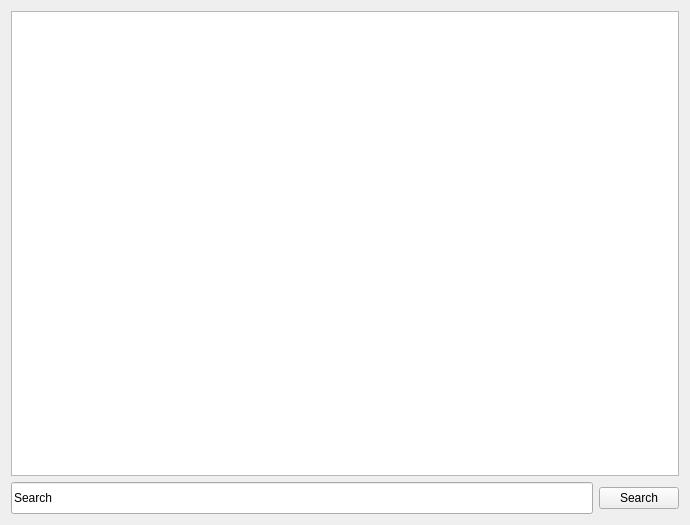
First picture: the form in ui/list.ui, repository viur-framework/viur-admin, before the edit.
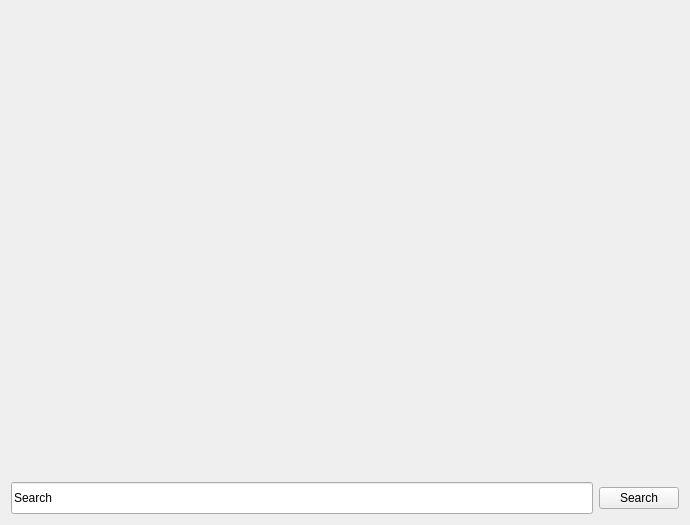
Second picture: the form after the edit. Icons and pictures are not drawn.

What changed in the file:
```diff
--- a/ui/list.ui
+++ b/ui/list.ui
@@ -18,20 +18,7 @@
     <layout class="QHBoxLayout" name="boxActions"/>
    </item>
    <item>
-    <widget class="QTableView" name="tableView">
-     <property name="alternatingRowColors">
-      <bool>true</bool>
-     </property>
-     <property name="selectionMode">
-      <enum>QAbstractItemView::ExtendedSelection</enum>
-     </property>
-     <property name="selectionBehavior">
-      <enum>QAbstractItemView::SelectRows</enum>
-     </property>
-     <property name="sortingEnabled">
-      <bool>true</bool>
-     </property>
-    </widget>
+    <widget class="QWidget" name="tableWidget" native="true"/>
    </item>
    <item>
     <layout class="QHBoxLayout" name="layoutToolBar">
```
